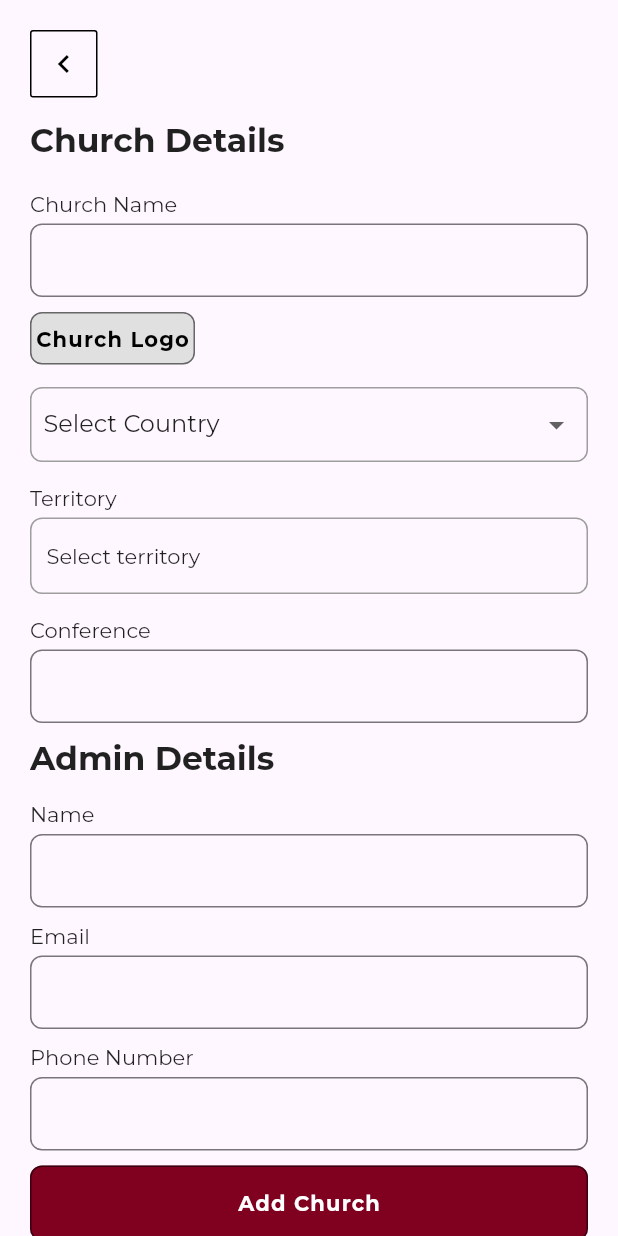
After one commit to talhaK799/chuch-app, a Flutter app: the AddNewChurchPage screen opened by its route, on a phone screen of 412 x 824 dp. The commit adds this screen. Run offline on Flutter 3.47's test engine with Material 2 defaults, Android fonts, the phone set to English and light mode, and no system bars; our stand-ins replace cloud_firestore, cloud_functions, dropdown_search, firebase_auth, firebase_core, firebase_database and 16 more; missing offline and left inert: flutter_quill, google_place, hasura_connect, html_editor_enhanced, qr_code_scanner; accounts and stored records are empty; network calls fail; statements that could not run were skipped.

Commit message:
add new church ui done

```diff
--- /dev/null
+++ b/lib/models/country_code.dart
@@ -0,0 +1,6 @@
+class CountryAndTerritory {
+  String? country;
+  String? territory;
+
+  CountryAndTerritory({this.country, this.territory});
+}
--- /dev/null
+++ b/lib/pages/church/add_church_controller.dart
@@ -0,0 +1,86 @@
+import 'package:churchappenings/models/country_code.dart';
+import 'package:get/get.dart';
+import 'package:logger/logger.dart';
+
+class AddChurchController extends GetxController {
+  final log = Logger();
+  late CountryAndTerritory selectedCountryAndTerritory;
+
+  AddChurchController() {
+    selectedCountryAndTerritory = countryAndTerritory[0];
+  }
+
+  selectCountry(CountryAndTerritory country) {
+    selectedCountryAndTerritory = country;
+
+    log.e(
+        "@addchurchcontroller:Country country==>${selectedCountryAndTerritory.country} territory==>${selectedCountryAndTerritory.territory}");
+    update();
+  }
+
+  /////************************************************************/
+  ///*************************************************************/
+  ///  Country and Territory Constant List
+  ///*************************************************************/
+  ///*************************************************************/
+
+  List<CountryAndTerritory> countryAndTerritory = [
+    CountryAndTerritory(
+        country: "Select Country", territory: "Select territory"),
+    CountryAndTerritory(
+        country: "Djibouti", territory: "East-Central Africa Division (ECD)"),
+    CountryAndTerritory(
+        country: "Eritrea", territory: "East-Central Africa Division (ECD)"),
+    CountryAndTerritory(
+        country: "Somalia", territory: "East-Central Africa Division (ECD)"),
+    CountryAndTerritory(
+        country: "Ethiopia", territory: "East-Central Africa Division (ECD)"),
+    CountryAndTerritory(
+        country: "Kenya", territory: "East-Central Africa Division (ECD)"),
+    CountryAndTerritory(
+        country: "Tanzania", territory: "East-Central Africa Division (ECD)"),
+    CountryAndTerritory(
+        country: "Uganda", territory: "East-Central Africa Division (ECD)"),
+    CountryAndTerritory(
+        country: "Rwanda", territory: "East-Central Africa Division (ECD)"),
+    CountryAndTerritory(
+        country: "Burundi", territory: "East-Central Africa Division (ECD)"),
+    CountryAndTerritory(
+        country: "South Sudan",
+        territory: "East-Central Africa Division (ECD)"),
+    CountryAndTerritory(
+        country: "Democratice Republic of Congo",
+        territory: "East-Central Africa Division (ECD)"),
+    CountryAndTerritory(
+        country: "Armenia", territory: "Euro-Asia Division (ESD)"),
+    CountryAndTerritory(
+        country: "Belarus", territory: "Euro-Asia Division (ESD)"),
+    CountryAndTerritory(
+        country: "Georgia", territory: "Euro-Asia Division (ESD)"),
+    CountryAndTerritory(
+        country: "Kazakhstan", territory: "Euro-Asia Division (ESD)"),
+    CountryAndTerritory(
+        country: "Kyrgyzstan", territory: "Euro-Asia Division (ESD)"),
+    CountryAndTerritory(
+        country: "Moldova", territory: "Euro-Asia Division (ESD)"),
+    CountryAndTerritory(
+        country: "Russia", territory: "Euro-Asia Division (ESD)"),
+    CountryAndTerritory(
+        country: "Tajikistan", territory: "Euro-Asia Division (ESD)"),
+    CountryAndTerritory(
+        country: "Turkmenistan", territory: "Euro-Asia Division (ESD)"),
+    CountryAndTerritory(
+        country: "Ukraine", territory: "Euro-Asia Division (ESD)"),
+    CountryAndTerritory(
+        country: "Uzbekistan", territory: "Euro-Asia Division (ESD)"),
+    CountryAndTerritory(
+        country: "Mexico", territory: "Inter-American Division"),
+    CountryAndTerritory(
+        country: "Central America", territory: "Inter-American Division"),
+    CountryAndTerritory(
+        country: "Caribbean", territory: "Inter-American Division"),
+    CountryAndTerritory(
+        country: "Northern South America",
+        territory: "Inter-American Division"),
+  ];
+}
--- /dev/null
+++ b/lib/pages/church/add_new_church_page.dart
@@ -0,0 +1,136 @@
+import 'package:churchappenings/constants/red-material-color.dart';
+import 'package:churchappenings/models/country_code.dart';
+import 'package:churchappenings/pages/church/add_church_controller.dart';
+import 'package:churchappenings/utils/extention.dart';
+import 'package:churchappenings/widgets/custom_textform_field.dart';
+import 'package:churchappenings/widgets/navigate-back-widget.dart';
+import 'package:churchappenings/widgets/transparentAppbar.dart';
+import 'package:flutter/material.dart';
+import 'package:get/get.dart';
+
+class AddNewChurchPage extends StatelessWidget {
+  const AddNewChurchPage({super.key});
+
+  @override
+  Widget build(BuildContext context) {
+    return GetBuilder<AddChurchController>(
+      init: AddChurchController(),
+      builder: (model) => Scaffold(
+        appBar: transparentAppbar(),
+        body: Padding(
+          padding: const EdgeInsets.symmetric(horizontal: 20),
+          child: SingleChildScrollView(
+            child:
+                Column(crossAxisAlignment: CrossAxisAlignment.start, children: [
+              navigateToWidget(),
+              15.height,
+              Text("Church Details",
+                  style: TextStyle(fontSize: 22, fontWeight: FontWeight.w700)),
+              20.height,
+              CustomTextFormFeild(
+                labelText: "Church Name",
+              ),
+              Container(
+                height: 35,
+                width: 110,
+                decoration: BoxDecoration(
+                    color: Colors.grey.shade300,
+                    borderRadius: BorderRadius.circular(8),
+                    border: Border.all(width: 1, color: Colors.black54)),
+                child: Center(
+                  child: Text(
+                    "Church Logo",
+                    style: TextStyle(
+                        color: Colors.black,
+                        fontWeight: FontWeight.bold,
+                        letterSpacing: 0.8),
+                  ),
+                ),
+              ),
+              15.height,
+              Container(
+                  padding: EdgeInsets.symmetric(horizontal: 8),
+                  decoration: BoxDecoration(
+                    borderRadius: BorderRadius.circular(8),
+                    border: Border.all(color: Colors.grey),
+                  ),
+                  child: DropdownButton<CountryAndTerritory>(
+                    borderRadius: BorderRadius.circular(8),
+                    isExpanded: true,
+                    hint: Text("Select Country"),
+                    underline: Container(),
+                    value: model
+                        .selectedCountryAndTerritory, // Assign the selected CountryAndTerritory object
+                    items: model.countryAndTerritory
+                        .map((CountryAndTerritory countryAndTerritory) {
+                      return DropdownMenuItem<CountryAndTerritory>(
+                        value: countryAndTerritory,
+                        child: Text("${countryAndTerritory.country}"),
+                      );
+                    }).toList(),
+                    onChanged: (countryCode) {
+                      model.selectCountry(countryCode!);
+                    },
+                  )),
+              15.height,
+              Text("Territory"),
+              5.height,
+              Container(
+                  width: double.infinity,
+                  padding: EdgeInsets.symmetric(horizontal: 10, vertical: 16),
+                  decoration: BoxDecoration(
+                    borderRadius: BorderRadius.circular(8),
+                    border: Border.all(color: Colors.grey),
+                  ),
+                  child:
+                      Text("${model.selectedCountryAndTerritory.territory}")),
+              15.height,
+              CustomTextFormFeild(
+                labelText: "Conference",
+              ),
+              Text("Admin Details",
+                  style: TextStyle(fontSize: 22, fontWeight: FontWeight.w700)),
+              15.height,
+              CustomTextFormFeild(
+                labelText: "Name",
+              ),
+              CustomTextFormFeild(
+                labelText: "Email",
+                type: TextInputType.emailAddress,
+              ),
+              CustomTextFormFeild(
+                labelText: "Phone Number",
+                type: TextInputType.number,
+              ),
+              Container(
+                height: 50,
+                width: double.infinity,
+                decoration: BoxDecoration(
+                    color: redColor.shade900,
+                    borderRadius: BorderRadius.circular(8),
+                    border: Border.all(width: 1, color: Colors.black54)),
+                child: Center(
+                  child: Text(
+                    "Add Church",
+                    style: TextStyle(
+                        color: Colors.white,
+                        fontWeight: FontWeight.bold,
+                        letterSpacing: 0.8),
+                  ),
+                ),
+              ),
+              15.height
+            ]),
+          ),
+        ),
+      ),
+    );
+  }
+}
+
+class CustomTuple2<T1, T2> {
+  final T1 item1;
+  final T2 item2;
+
+  CustomTuple2(this.item1, this.item2);
+}
--- a/lib/pages/more/more-controller.dart
+++ b/lib/pages/more/more-controller.dart
@@ -54,11 +54,16 @@ class MoreController extends GetxController {
     CMenuItem(
       title: 'Profile',
       action: () {
-        Get.to(ProfilePage(
-
-        ));
+        Get.to(ProfilePage());
       },
       icon: Icons.build_outlined,
+    ),
+    CMenuItem(
+      title: 'Add New Church',
+      action: () {
+        Get.toNamed(Routes.addNewChurch);
+      },
+      icon: Icons.add_circle_outline,
     ),
     CMenuItem(
       title: 'About Church Happenings',
--- a/lib/routes.dart
+++ b/lib/routes.dart
@@ -1,4 +1,5 @@
 import 'package:churchappenings/pages/calender/calendar-page.dart';
+import 'package:churchappenings/pages/church/add_new_church_page.dart';
 import 'package:churchappenings/pages/community_outreach/community_outreach_page.dart';
 import 'package:churchappenings/pages/departments/departments-page.dart';
 import 'package:churchappenings/pages/more/info/about-churchappening-page.dart';
@@ -91,6 +92,9 @@ class Routes {
   static const String privacyPolicy = '/privacyPolicy';
   static const String communityOutreach = '/communityOutreach';
 
+  //add new church
+  static const String addNewChurch = '/addNewChurch';
+
   // Routes Defination
   static List<GetPage<dynamic>> pages = [
     GetPage(name: initial, page: () => InitialPage()),
@@ -129,5 +133,6 @@ class Routes {
     GetPage(name: members, page: () => MembersPage()),
     GetPage(name: communityOutreach, page: () => CommunityOutreachPage()),
     GetPage(name: memberTransfer, page: () => MemberTransferPage()),
+    GetPage(name: addNewChurch, page: () => AddNewChurchPage())
   ];
 }
--- /dev/null
+++ b/lib/widgets/custom_textform_field.dart
@@ -0,0 +1,43 @@
+import 'package:churchappenings/utils/extention.dart';
+import 'package:flutter/material.dart';
+
+class CustomTextFormFeild extends StatelessWidget {
+  CustomTextFormFeild(
+      {this.controller,
+      this.labelText,
+      this.onChanged,
+      this.validator,
+      this.type,
+      super.key});
+  String? labelText;
+  final onChanged;
+  final controller;
+  final validator;
+  final type;
+
+  @override
+  Widget build(BuildContext context) {
+    return Column(
+      crossAxisAlignment: CrossAxisAlignment.start,
+      children: [
+        Text("$labelText"),
+        5.height,
+        TextFormField(
+          // enabled: false,
+          keyboardType: type,
+          controller: controller,
+          onChanged: onChanged,
+          validator: validator,
+          decoration: InputDecoration(
+            border: OutlineInputBorder(
+              borderRadius: BorderRadius.circular(8),
+            ),
+          ),
+        ),
+        SizedBox(
+          height: 10,
+        )
+      ],
+    );
+  }
+}
```
